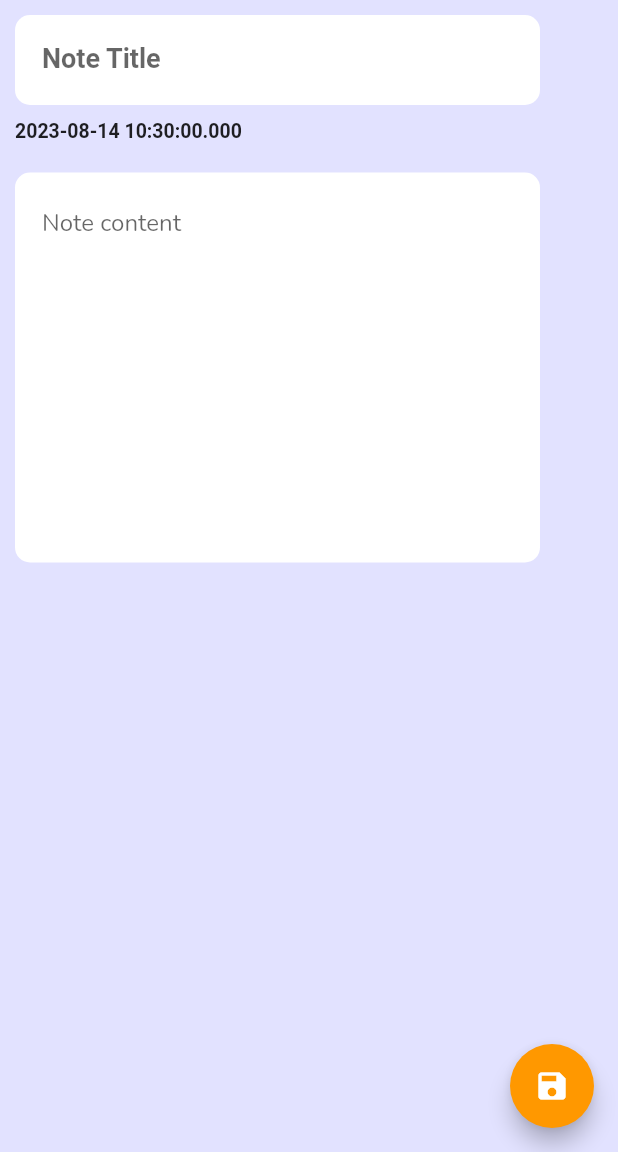
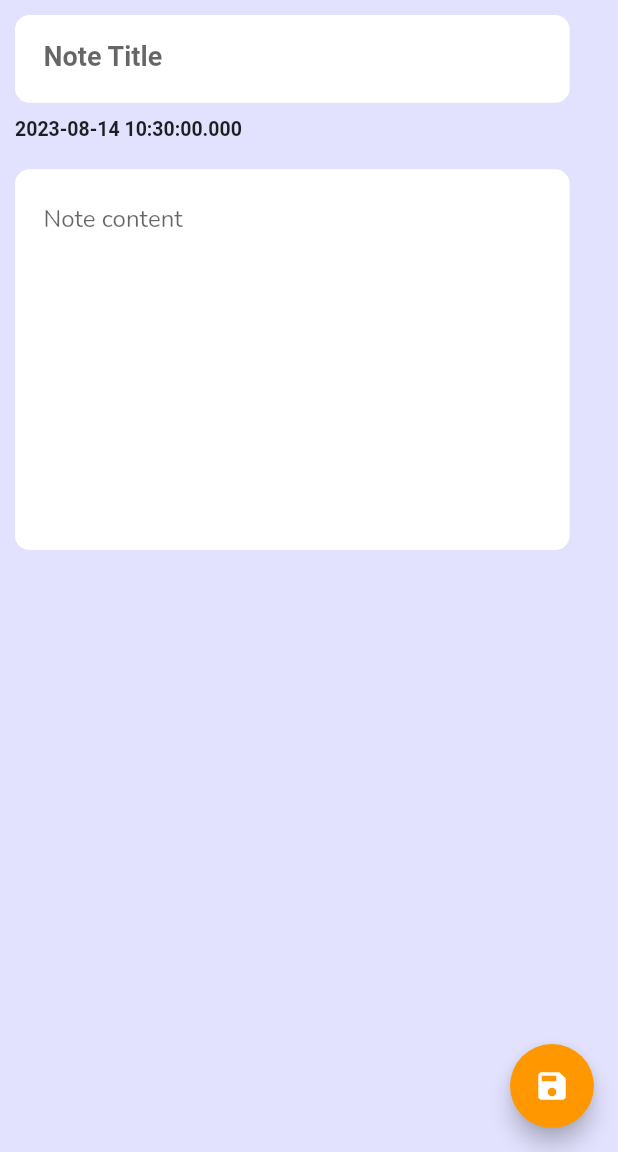
Before and after one commit to aliakter/todo_app_firebase, a Flutter app: the TodoEditor screen opened directly, on a phone screen of 412 x 824 dp, the part 84-1236 px from its top. Run offline on Flutter 3.47's test engine with Material 2 defaults, Android fonts, the phone set to English and light mode, and no system bars; our stand-ins replace cloud_firestore, firebase_core, flutter_screenutil, google_fonts; accounts and stored records are empty.

Commit message:
some design changes and update this project structure

```diff
--- a/lib/screen/todo_editor.dart
+++ b/lib/screen/todo_editor.dart
@@ -3,6 +3,7 @@
 import 'dart:math';
 import 'package:cloud_firestore/cloud_firestore.dart';
 import 'package:flutter/material.dart';
+import 'package:flutter_screenutil/flutter_screenutil.dart';
 import 'package:todo_app_firebase/style/app_style.dart';
 
 class TodoEditor extends StatefulWidget {
@@ -42,14 +43,17 @@ class _TodoEditorState extends State<TodoEditor> {
             crossAxisAlignment: CrossAxisAlignment.start,
             children: [
               Container(
-                height: 60,
-                width: 350,
-                padding: EdgeInsets.symmetric(horizontal: 18, vertical: 10),
+                height: 60.h,
+                width: 350.w,
+                padding: EdgeInsets.symmetric(horizontal: 18.w, vertical: 10.h),
                 decoration: BoxDecoration(
-                    color: Colors.white,
-                    borderRadius: BorderRadius.circular(10)),
+                  color: Colors.white,
+                  borderRadius: BorderRadius.circular(10.r),
+                ),
                 child: TextField(
                   controller: _titleController,
+                  keyboardType: TextInputType.text,
+                  textInputAction: TextInputAction.next,
                   style: AppStyle.mainTitle,
                   decoration: InputDecoration(
                     border: InputBorder.none,
@@ -57,20 +61,22 @@ class _TodoEditorState extends State<TodoEditor> {
                   ),
                 ),
               ),
-              SizedBox(height: 10.0),
+              SizedBox(height: 10.h),
               Text(date, style: AppStyle.dateTitle),
-              SizedBox(height: 20.0),
+              SizedBox(height: 20.h),
               Container(
-                height: 260,
-                width: 350,
-                padding: EdgeInsets.symmetric(horizontal: 18, vertical: 10),
+                height: 260.h,
+                width: 350.w,
+                padding: EdgeInsets.symmetric(horizontal: 18.w, vertical: 10.h),
                 decoration: BoxDecoration(
-                    color: Colors.white,
-                    borderRadius: BorderRadius.circular(10)),
+                  color: Colors.white,
+                  borderRadius: BorderRadius.circular(10.r),
+                ),
                 child: TextField(
                   controller: _mainController,
                   style: AppStyle.mainContent,
-                  keyboardType: TextInputType.multiline,
+                  keyboardType: TextInputType.text,
+                  textInputAction: TextInputAction.done,
                   maxLines: null,
                   decoration: InputDecoration(
                     border: InputBorder.none,
--- a/pubspec.yaml
+++ b/pubspec.yaml
@@ -18,6 +18,7 @@ dependencies:
   firebase_core: ^2.6.1
   cloud_firestore: ^4.4.2
   google_fonts: ^4.0.3
+  flutter_screenutil: ^5.7.0
 
 dev_dependencies:
   flutter_test:
```
Also changed, not shown: lib/main.dart (+12 -4 lines), lib/page/contact.dart (+23 -13 lines), lib/screen/drawer.dart (+35 -19 lines), lib/screen/home_screen.dart (+21 -24 lines), lib/screen/todo_reader.dart (+7 -6 lines), assets/App UI/WhatsApp Image 2023-08-14 at 10.35.50 AM (1).jpeg (added), assets/App UI/WhatsApp Image 2023-08-14 at 10.35.50 AM.jpeg (added), assets/App UI/WhatsApp Image 2023-08-14 at 10.35.51 AM (1).jpeg (added), assets/App UI/WhatsApp Image 2023-08-14 at 10.35.51 AM.jpeg (added), assets/images/avatar.jpeg (deleted), assets/images/removebg-preview.png (deleted), pubspec.lock.
